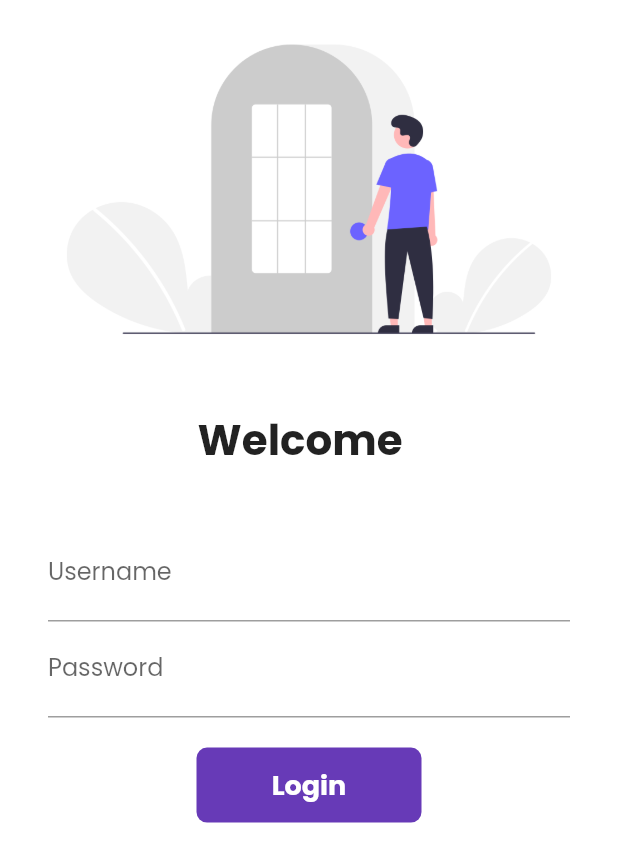
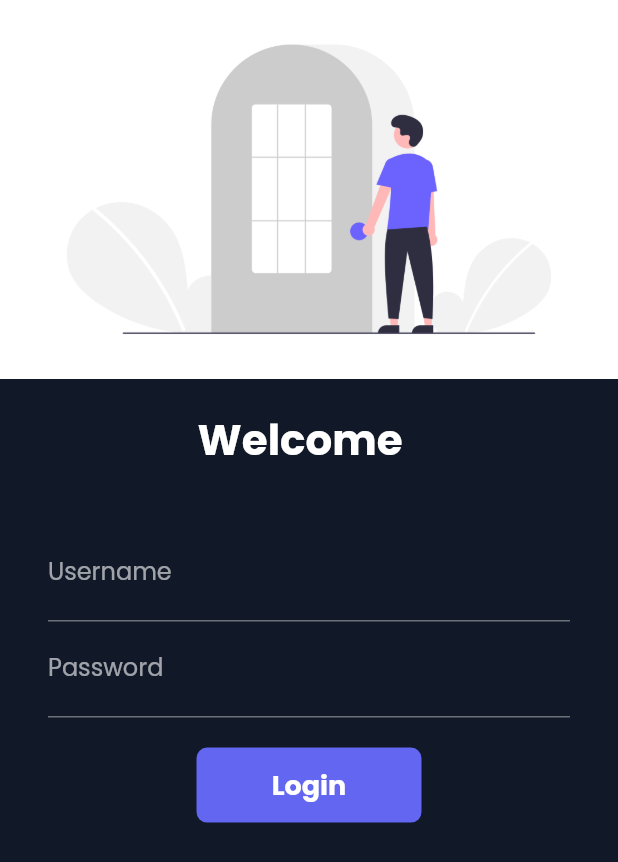
Before and after one commit to vlakhara/Flutter-Catalog-Demo, a Flutter app: the screen it shows after launch, on a phone screen of 412 x 824 dp. Shown: the top 862 px of the screen. Run offline on Flutter 3.47's test engine with Material 2 defaults, Android fonts, the phone set to English and light mode, and no system bars; our stand-ins replace google_fonts, velocity_x.

Commit message:
hero completed

```diff
--- a/lib/main.dart
+++ b/lib/main.dart
@@ -4,7 +4,6 @@ import 'package:flutter_f1/pages/LoginPage.dart';
 import 'package:flutter_f1/pages/cartPage.dart';
 import 'package:flutter_f1/utils/routes.dart';
 import 'package:flutter_f1/widgets/themes.dart';
-import 'package:google_fonts/google_fonts.dart';
 
 void main() {
   runApp(myApp());
@@ -15,11 +14,11 @@ class myApp extends StatelessWidget {
   @override
   Widget build(BuildContext context) {
     return MaterialApp(
-      themeMode: ThemeMode.system,
+      themeMode: ThemeMode.dark,
       theme: MyTheme.lightTheme(context),
       debugShowCheckedModeBanner: false,
       darkTheme: MyTheme.darkTheme(context),
-      initialRoute: "/",
+      initialRoute: MyRoutes.loginRoute,
       routes: {
         "/": (context) => LoginPage(),
         MyRoutes.homeRoute: (context) => HomePage(),
--- a/lib/pages/LoginPage.dart
+++ b/lib/pages/LoginPage.dart
@@ -1,6 +1,7 @@
 import 'package:flutter/material.dart';
 // ignore: unused_import
 import 'package:flutter_f1/utils/routes.dart';
+import 'package:velocity_x/velocity_x.dart';
 
 class LoginPage extends StatefulWidget {
   @override
@@ -30,7 +31,7 @@ class _LoginPageState extends State<LoginPage> {
   @override
   Widget build(BuildContext context) {
     return Material(
-        color: Colors.white,
+        color: context.canvasColor,
         child: SingleChildScrollView(
           child: Form(
             key: _formKey,
@@ -89,7 +90,7 @@ class _LoginPageState extends State<LoginPage> {
                         height: 20,
                       ),
                       Material(
-                        color: Colors.deepPurple,
+                        color: context.theme.buttonColor,
                         borderRadius: BorderRadius.circular(changeBTN ? 50 : 7),
                         child: InkWell(
                           onTap: () => moveToHome(context),
--- a/lib/widgets/home_widgets/CatalogHeader.dart
+++ b/lib/widgets/home_widgets/CatalogHeader.dart
@@ -1,6 +1,5 @@
 import 'package:flutter/cupertino.dart';
 import 'package:flutter/material.dart';
-import 'package:flutter_f1/widgets/themes.dart';
 import 'package:velocity_x/velocity_x.dart';
 
 class CatalogHeader extends StatelessWidget {
@@ -9,7 +8,7 @@ class CatalogHeader extends StatelessWidget {
     return Column(
       crossAxisAlignment: CrossAxisAlignment.start,
       children: [
-        "Catalog App".text.xl5.bold.color(MyTheme.darkBluishColor).make(),
+        "Catalog App".text.xl5.bold.color(context.theme.accentColor).make(),
         "Trending Products".text.xl2.make(),
       ],
     );
--- a/lib/widgets/home_widgets/CatalogImage.dart
+++ b/lib/widgets/home_widgets/CatalogImage.dart
@@ -11,6 +11,6 @@ class CatalogImage extends StatelessWidget {
   Widget build(BuildContext context) {
     return Image.network(
       image,
-    ).box.rounded.p8.color(MyTheme.creamColor).make().p16().w40(context);
+    ).box.rounded.p8.color(context.canvasColor).make().p16().w40(context);
   }
 }
--- a/lib/widgets/home_widgets/CatalogList.dart
+++ b/lib/widgets/home_widgets/CatalogList.dart
@@ -54,7 +54,7 @@ class CatalogItem extends StatelessWidget {
             crossAxisAlignment: CrossAxisAlignment.start,
             mainAxisAlignment: MainAxisAlignment.center,
             children: [
-              catalog.name.text.lg.color(MyTheme.darkBluishColor).bold.make(),
+              catalog.name.text.lg.color(context.theme.accentColor).bold.make(),
               catalog.desc.text.textStyle(context.captionStyle).make(),
               10.heightBox,
               ButtonBar(
@@ -66,7 +66,7 @@ class CatalogItem extends StatelessWidget {
                     onPressed: () {},
                     style: ButtonStyle(
                         backgroundColor: MaterialStateProperty.all(
-                          MyTheme.darkBluishColor,
+                          context.theme.buttonColor,
                         ),
                         shape: MaterialStateProperty.all(
                           StadiumBorder(),
@@ -79,6 +79,6 @@ class CatalogItem extends StatelessWidget {
           ))
         ],
       ),
-    ).white.rounded.square(150).make().py16();
+    ).color(context.cardColor).rounded.square(150).make().py16();
   }
 }
--- a/lib/widgets/themes.dart
+++ b/lib/widgets/themes.dart
@@ -1,10 +1,15 @@
 import 'package:flutter/material.dart';
 import 'package:google_fonts/google_fonts.dart';
+import 'package:velocity_x/velocity_x.dart';
 
 class MyTheme {
   static ThemeData lightTheme(BuildContext context) => ThemeData(
       primarySwatch: Colors.deepPurple,
       fontFamily: GoogleFonts.poppins().fontFamily,
+      cardColor: Colors.white,
+      canvasColor: creamColor,
+      buttonColor: darkBluishColor,
+      accentColor: darkBluishColor,
       appBarTheme: AppBarTheme(
         color: Colors.white,
         elevation: 0.0,
@@ -14,15 +19,21 @@ class MyTheme {
 
   static ThemeData darkTheme(BuildContext context) => ThemeData(
       fontFamily: GoogleFonts.poppins().fontFamily,
+      brightness: Brightness.dark,
+      cardColor: Colors.black,
+      canvasColor: darkcreamColor,
+      buttonColor: lightBluishColor,
+      accentColor: Colors.white,
       appBarTheme: AppBarTheme(
         color: Colors.black,
         elevation: 0.0,
-        iconTheme: IconThemeData(color: Colors.black),
+        iconTheme: IconThemeData(color: Colors.white),
         textTheme: Theme.of(context).textTheme,
       ));
 
   //Colors
   static Color creamColor = Color(0xfff5f5f5);
-  static Color darkcreamColor = Color(0xfff5f5f5);
+  static Color darkcreamColor = Vx.gray900;
   static Color darkBluishColor = Color(0xff403b58);
+  static Color lightBluishColor = Vx.indigo500;
 }
```
Also changed, not shown: lib/pages/HomeDetailsPage.dart (+6 -6 lines), lib/pages/HomePage.dart (+6 -4 lines).
